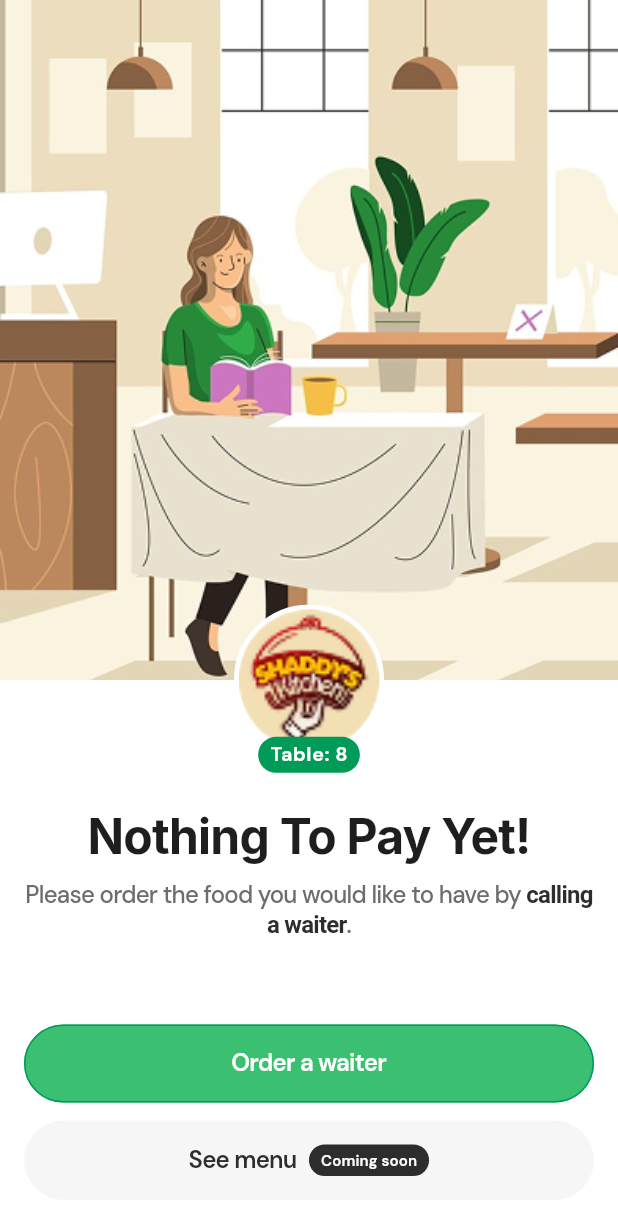
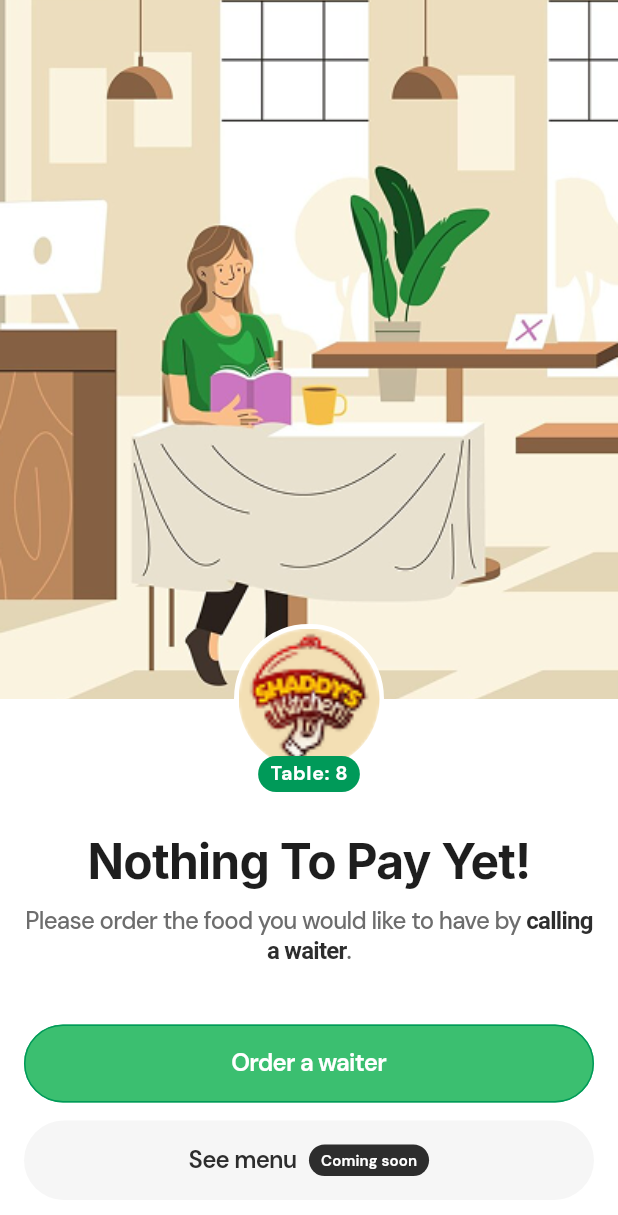
Before and after one commit to PaygooApp/paygoo, a Flutter app: the WelcomeScreen screen opened directly, on a phone screen of 412 x 824 dp. Shown: the top 1215 px of the screen. Run offline on Flutter 3.47's test engine with Material 3 defaults, Android fonts, the light colour scheme and no system bars; our stand-ins replace flutter_svg, google_fonts, loading_animation_widget; missing offline and left inert: sliding_action_button; project files that could hold a hidden picture were left out.

Commit message:
feat(#38): implement auto height image cover

```diff
--- a/lib/screens/welcome_screen.dart
+++ b/lib/screens/welcome_screen.dart
@@ -9,15 +9,39 @@ class WelcomeScreen extends StatelessWidget {
   @override
   Widget build(BuildContext context) {
     final screenHeight = MediaQuery.of(context).size.height;
-    final heroHeight = screenHeight * 0.55;
+    final bottomSafeArea = MediaQuery.of(context).padding.bottom;
+    final bottomPadding = bottomSafeArea > 0 ? bottomSafeArea : 24.0;
+
     const logoSize = 100.0;
     const logoOverlap = logoSize / 2;
+    const logoLabelOverlap = 12.0; // Half of 24px label height
+    const spacingAboveText = 28.0;
+    const spacingBelowText = 24.0;
+
+    // Calculate fixed heights for content section
+    // Text content approximate height (title + spacing + subtitle)
+    const textContentHeight = 100.0; // Approximate height for text content
+    // Buttons height (primary button + spacing + secondary button)
+    const buttonsHeight = 120.0; // Approximate height for buttons
+
+    // Calculate the total content height below the hero image
+    final contentHeight =
+        logoOverlap +
+        logoLabelOverlap +
+        spacingAboveText +
+        textContentHeight +
+        spacingBelowText +
+        buttonsHeight +
+        bottomPadding;
+
+    // Dynamically calculate hero height to fill remaining space
+    final heroHeight = screenHeight - contentHeight;
 
     return Scaffold(
       backgroundColor: TokenPrimitiveMode1.basewhite,
       body: Stack(
         children: [
-          // Hero image - 70% of screen
+          // Hero image - dynamically calculated height
           Positioned(
             top: 0,
             left: 0,
@@ -36,11 +60,11 @@ class WelcomeScreen extends StatelessWidget {
 
           // Content below the logo
           Positioned(
-            top: heroHeight + logoOverlap + 36,
+            top: heroHeight + logoOverlap + logoLabelOverlap,
             left: 0,
             right: 0,
             bottom: 0,
-            child: _buildContent(context),
+            child: _buildContent(context, spacingAboveText, spacingBelowText),
           ),
         ],
       ),
@@ -104,7 +128,11 @@ class WelcomeScreen extends StatelessWidget {
     );
   }
 
-  Widget _buildContent(BuildContext context) {
+  Widget _buildContent(
+    BuildContext context,
+    double spacingAboveText,
+    double spacingBelowText,
+  ) {
     final bottomSafeArea = MediaQuery.of(context).padding.bottom;
     // Match payment result screen: 24px spacing + safe area
     final bottomPadding = bottomSafeArea > 0 ? bottomSafeArea : 24.0;
@@ -112,8 +140,10 @@ class WelcomeScreen extends StatelessWidget {
     return Padding(
       padding: EdgeInsets.fromLTRB(16, 0, 16, bottomPadding),
       child: Column(
-        mainAxisAlignment: MainAxisAlignment.spaceBetween,
+        mainAxisAlignment: MainAxisAlignment.start,
         children: [
+          // Spacing above text
+          SizedBox(height: spacingAboveText),
           // Text content
           Column(
             children: [
@@ -150,6 +180,10 @@ class WelcomeScreen extends StatelessWidget {
               ),
             ],
           ),
+          // Spacing below text
+          SizedBox(height: spacingBelowText),
+          // Spacer to push buttons to the bottom
+          const Spacer(),
           // Buttons
           Column(
             children: [
```
